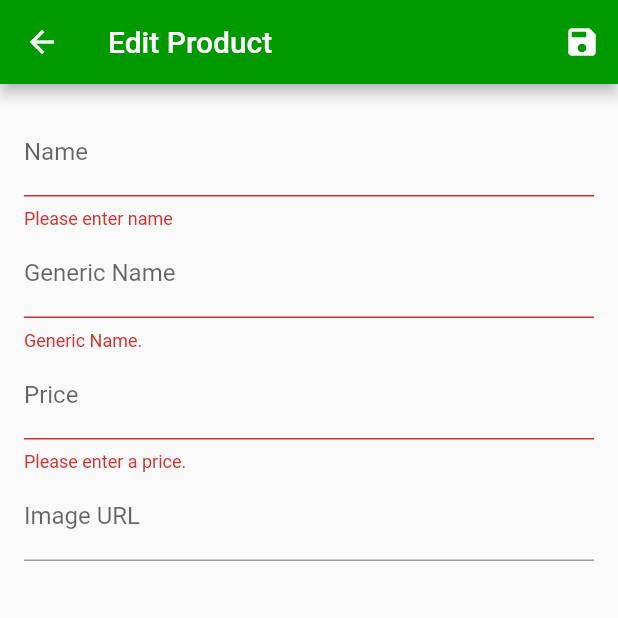
After one commit to linnhtetwin/Ecommerce-Open-Source-App, a Flutter app: the EditScreen screen opened by its route, after a tap on the "save" icon, on a phone screen of 412 x 824 dp, the top half of it. The commit adds this screen. Run offline on Flutter 3.47's test engine with Material 2 defaults, Android fonts, the phone set to English and light mode, and no system bars; our stand-ins replace auto_size_text, flutter_map, geolocator, latlong.

Commit message:
SellerProduct ရောင်းတဲ့သူအနေနဲ့ product အသစ်နဲနဲသူ.ဟာသူထည့်ချင်ရင် ထည့်လို့ရအောင်  product တွေကိုဝင်ပြင်လို့ရအောင်ပါ အများကြီးဆိုရင်တော့ Database ထဲသွားထည့်တာပိုမြန်ပါတယ် ဒါကကျတော့ စျေးတွေဘာတွေဝင်ပြင်လို့ကောင်းပါတယ် inventory Table သက်သက်မခွဲရင် product attribute မှာ stock ထည့်လိုက်ချင်ပါတယ်

```diff
--- a/lib/Model/dummyproducts.dart
+++ b/lib/Model/dummyproducts.dart
@@ -38,12 +38,35 @@ class Dummyproducts with ChangeNotifier {
     return [..._items];
   }
 
-
   Product findById(String id) {
     return _items.firstWhere((prod) => prod.id == id);
   }
 
-  void addProduct() {
+  void addProduct(Product product) {
+    final newProduct = Product(
+      id: DateTime.now().toString(),
+      name: product.name,
+      genericname: product.genericname,
+      price: product.price,
+      imageUrl: product.imageUrl,
+    );
+    _items.add(newProduct);
+    // _items.insert(0, newProduct); // at the start of the list
+    notifyListeners();
+  }
+
+  void updateProduct(String id, Product newProduct) {
+    final prodIndex = _items.indexWhere((prod) => prod.id == id);
+    if (prodIndex >= 0) {
+      _items[prodIndex] = newProduct;
+      notifyListeners();
+    } else {
+      print('...');
+    }
+  }
+
+  void deleteProduct(String id) {
+    _items.removeWhere((prod) => prod.id == id);
     notifyListeners();
   }
 }
--- /dev/null
+++ b/lib/Screen/editscreen.dart
@@ -0,0 +1,204 @@
+import 'package:flutter/material.dart';
+import 'package:provider/provider.dart';
+import '../Model/dummyproducts.dart';
+import '../Model/product.dart';
+
+
+class EditScreen extends StatefulWidget {
+  static const routeName = '/selleritem';
+  @override
+  _EditProductScreenState createState() => _EditProductScreenState();
+}
+
+class _EditProductScreenState extends State<EditScreen> {
+  final _nameFocusNode = FocusNode();
+  final _genericnameFocusNode = FocusNode();
+  final _priceFocusNode = FocusNode();
+
+
+  final _form = GlobalKey<FormState>();
+  var _x = Product(
+    id: null,
+    name: '',
+    genericname: '',
+    price: 0,
+    imageUrl: '',
+  );
+  var _initValues = {
+    'name': '',
+    'genericname': '',
+    'price': '',
+    'imageUrl': '',
+  };
+  var _isInit = true;
+
+  @override
+  void initState() {
+    super.initState();
+  }
+
+  @override
+  void didChangeDependencies() {
+    if (_isInit) {
+      final productId = ModalRoute.of(context).settings.arguments as String;
+      if (productId != null) {
+        _x =
+            Provider.of<Dummyproducts>(context, listen: false).findById(productId);
+        _initValues = {
+          'name': _x.name,
+          'genericname': _x.genericname,
+          'price': _x.price.toString(),
+          'imageUrl': 'https://static-01.shop.com.mm/p/0cdfbfedc20f5efd589da860366cc313.jpg_200x200q75.jpg',
+        };
+
+      }
+    }
+    _isInit = false;
+    super.didChangeDependencies();
+  }
+
+  @override
+  void dispose() {
+    _nameFocusNode.dispose();
+    _priceFocusNode.dispose();
+    _genericnameFocusNode.dispose();
+
+    super.dispose();
+  }
+
+  void _saveForm() {
+    final isValid = _form.currentState.validate();
+    if (!isValid) {
+      return;
+    }
+    _form.currentState.save();
+    if (_x.id != null) {
+      Provider.of<Dummyproducts>(context, listen: false)
+          .updateProduct(_x.id, _x);
+    } else {
+      Provider.of<Dummyproducts>(context, listen: false).addProduct(_x);
+    }
+    Navigator.of(context).pop();
+  }
+
+  @override
+  Widget build(BuildContext context) {
+    return Scaffold(
+      appBar: AppBar(
+        title: Text('Edit Product'),
+        actions: <Widget>[
+          IconButton(
+            icon: Icon(Icons.save),
+            onPressed: _saveForm,
+          ),
+        ],
+      ),
+      body: Padding(
+        padding: const EdgeInsets.all(16.0),
+        child: Form(
+          key: _form,
+          child: ListView(
+            children: <Widget>[
+              TextFormField(
+                initialValue: _initValues['name'],
+                decoration: InputDecoration(labelText: 'Name'),
+                textInputAction: TextInputAction.next,
+                onFieldSubmitted: (_) {
+                  FocusScope.of(context).requestFocus(_nameFocusNode);
+                },
+                validator: (value) {
+                  if (value.isEmpty) {
+                    return 'Please enter name';
+                  }
+                  return null;
+                },
+                onSaved: (value) {
+                  _x = Product(
+                      id: _x.id,
+                      name: value,
+                      genericname: _x.genericname,
+                      price: _x.price,
+                    imageUrl:
+                    'https://static-01.shop.com.mm/p/0cdfbfedc20f5efd589da860366cc313.jpg_200x200q75.jpg',);
+                },
+              ),
+              TextFormField(
+                initialValue: _initValues['genericname'],
+                decoration: InputDecoration(labelText: 'Generic Name'),
+                keyboardType: TextInputType.multiline,
+                focusNode: _genericnameFocusNode,
+                onFieldSubmitted: (_) {
+                  FocusScope.of(context).requestFocus(_genericnameFocusNode);
+                },
+                validator: (value) {
+                  if (value.isEmpty) {
+                    return 'Generic Name.';
+                  }
+
+                  return null;
+                },
+                onSaved: (value) {
+                  _x = Product(
+                    id: _x.id,
+                    name: _x.name,
+                    genericname: value,
+                    price: _x.price,
+                    imageUrl:
+                    'https://static-01.shop.com.mm/p/0cdfbfedc20f5efd589da860366cc313.jpg_200x200q75.jpg',);
+                },
+              ),
+              TextFormField(
+                initialValue: _initValues['price'],
+                decoration: InputDecoration(labelText: 'Price'),
+                textInputAction: TextInputAction.next,
+                keyboardType: TextInputType.number,
+                focusNode: _priceFocusNode,
+                onFieldSubmitted: (_) {
+                  FocusScope.of(context).requestFocus(_priceFocusNode);
+                },
+                validator: (value) {
+                  if (value.isEmpty) {
+                    return 'Please enter a price.';
+                  }
+                  if (double.tryParse(value) == null) {
+                    return 'Please enter a valid number.';
+                  }
+                  if (double.parse(value) <= 0) {
+                    return 'Please enter a number greater than zero.';
+                  }
+                  return null;
+                },
+                onSaved: (value) {
+                  _x = Product(
+                    id: _x.id,
+                    name: _x.name,
+                    price: int.parse(value),
+                    genericname: _x.genericname,
+                    imageUrl:
+                    'https://static-01.shop.com.mm/p/0cdfbfedc20f5efd589da860366cc313.jpg_200x200q75.jpg',);
+                },
+              ),
+              TextFormField(
+                decoration: InputDecoration(labelText: 'Image URL'),
+                readOnly: true,
+                onFieldSubmitted: (_) {
+                  _saveForm();
+                },
+
+                onSaved: (value) {
+                  _x = Product(
+                    id: _x.id,
+                    name: _x.name,
+                    price: _x.price,
+                    genericname: _x.genericname,
+                    imageUrl:
+                    'https://static-01.shop.com.mm/p/0cdfbfedc20f5efd589da860366cc313.jpg_200x200q75.jpg',);
+                },
+              ),
+            ],
+          ),
+        ),
+      ),
+    );
+  }
+}
--- a/lib/route.dart
+++ b/lib/route.dart
@@ -4,6 +4,8 @@ import 'Screen/overviewscreen.dart';
 import 'Screen/detailscreen.dart';
 import 'Screen/cart_screen.dart';
 import 'Screen/checkoutscreen.dart';
+import 'Screen/productscreen.dart';
+import 'Screen/editscreen.dart';
 
 var appRoutes = {
   LoginScreen.routeName: (ctx) => LoginScreen(),
@@ -12,4 +14,6 @@ var appRoutes = {
   DetailScreen.routeName: (ctx) => DetailScreen(),
   CartScreen.routeName: (ctx) => CartScreen(),
   CheckoutScreen.routeName: (ctx) => CheckoutScreen(),
+  Productscreen.routeName: (ctx) => Productscreen(),
+  EditScreen.routeName: (ctx) => EditScreen(),
 };
```
Also changed, not shown: lib/Screen/productscreen.dart (added, +48 -0 lines), lib/Widgets/selleritem.dart (added, +75 -0 lines), lib/Widgets/sidebar.dart (+8 -0 lines).
